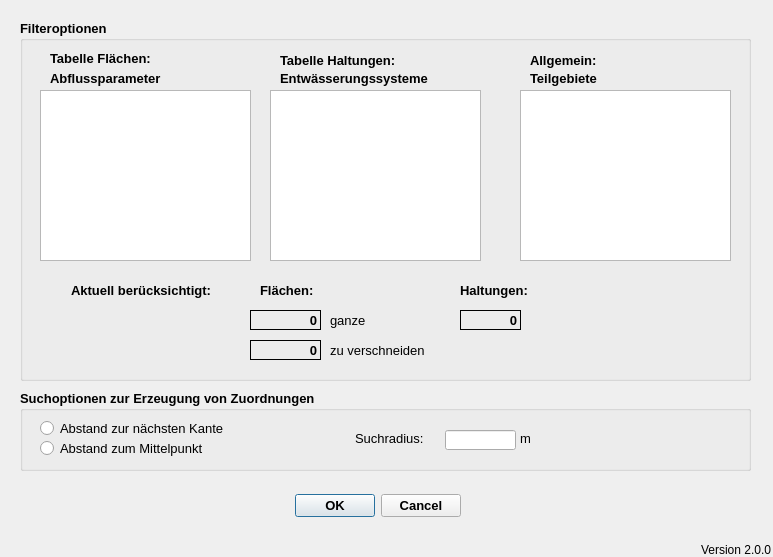
The window that qkan/linkflaechen/application_createlinefl.ui (hoettges/QKan) describes before a commit, drawn with Qt 5.
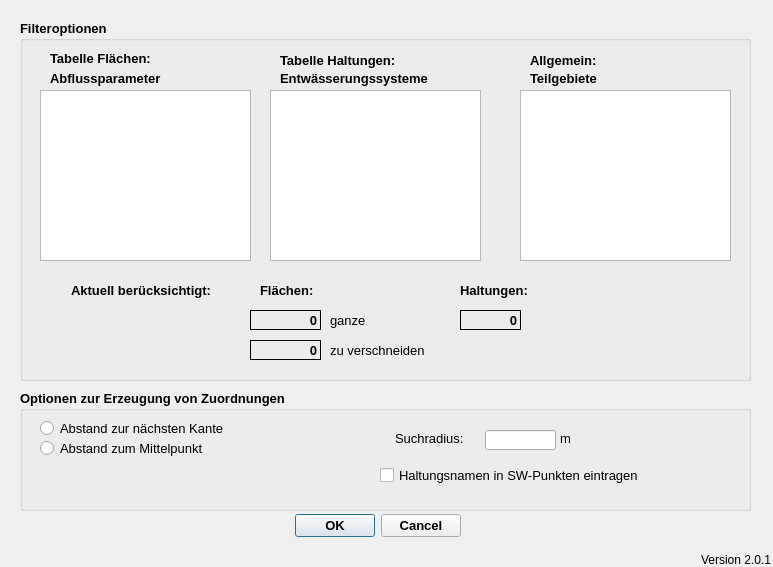
The same window after the commit.

The edit to the form file:
```diff
--- a/qkan/linkflaechen/application_createlinefl.ui
+++ b/qkan/linkflaechen/application_createlinefl.ui
@@ -7,7 +7,7 @@
     <x>0</x>
     <y>0</y>
     <width>773</width>
-    <height>557</height>
+    <height>567</height>
    </rect>
   </property>
   <property name="windowTitle">
@@ -17,7 +17,7 @@
    <property name="geometry">
     <rect>
      <x>280</x>
-     <y>490</y>
+     <y>510</y>
      <width>181</width>
      <height>32</height>
     </rect>
@@ -43,7 +43,7 @@
    <property name="geometry">
     <rect>
      <x>700</x>
-     <y>540</y>
+     <y>550</y>
      <width>71</width>
      <height>20</height>
     </rect>
@@ -52,7 +52,7 @@
     <string>Version QKan Import</string>
    </property>
    <property name="text">
-    <string>Version 2.0.0</string>
+    <string>Version 2.0.1</string>
    </property>
    <property name="alignment">
     <set>Qt::AlignRight|Qt::AlignTrailing|Qt::AlignVCenter</set>
@@ -487,7 +487,7 @@
      <x>20</x>
      <y>390</y>
      <width>731</width>
-     <height>81</height>
+     <height>121</height>
     </rect>
    </property>
    <property name="font">
@@ -501,12 +501,12 @@
     <string extracomment="Optionen zur Suche der nächsten Haltung zu einer Fläche"/>
    </property>
    <property name="title">
-    <string>Suchoptionen zur Erzeugung von Zuordnungen</string>
+    <string>Optionen zur Erzeugung von Zuordnungen</string>
    </property>
    <widget class="QLabel" name="label_9">
     <property name="geometry">
      <rect>
-      <x>500</x>
+      <x>540</x>
       <y>40</y>
       <width>31</width>
       <height>16</height>
@@ -531,7 +531,7 @@
    <widget class="QLabel" name="label">
     <property name="geometry">
      <rect>
-      <x>335</x>
+      <x>375</x>
       <y>40</y>
       <width>91</width>
       <height>16</height>
@@ -556,7 +556,7 @@
    <widget class="QLineEdit" name="tf_suchradius">
     <property name="geometry">
      <rect>
-      <x>425</x>
+      <x>465</x>
       <y>40</y>
       <width>71</width>
       <height>20</height>
@@ -619,6 +619,32 @@
      <string>Abstand zur nächsten Kante</string>
     </property>
    </widget>
+   <widget class="QCheckBox" name="cb_schreibe_haltungen">
+    <property name="geometry">
+     <rect>
+      <x>360</x>
+      <y>70</y>
+      <width>261</width>
+      <height>31</height>
+     </rect>
+    </property>
+    <property name="font">
+     <font>
+      <pointsize>10</pointsize>
+      <weight>50</weight>
+      <bold>false</bold>
+     </font>
+    </property>
+    <property name="toolTip">
+     <string extracomment="Die Bearbeitung dauert erheblich länger. Die Eintragung kann auch nachträglich für alle Verbindungslinien zusammen vorgenommen werden."/>
+    </property>
+    <property name="statusTip">
+     <string extracomment="Die Bearbeitung dauert erheblich länger. Die Eintragung kann auch nachträglich für alle Verbindungslinien zusammen vorgenommen werden."/>
+    </property>
+    <property name="text">
+     <string>Haltungsnamen in SW-Punkten eintragen</string>
+    </property>
+   </widget>
   </widget>
  </widget>
  <resources/>
```
